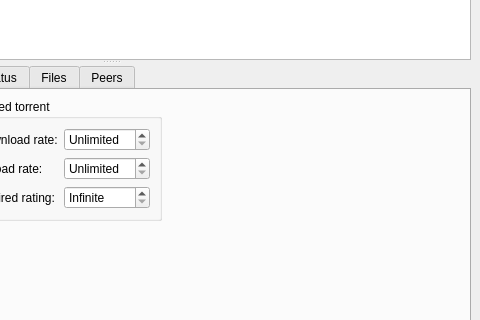
0xd34df00d/leechcraft, file src/plugins/torrent/mainwindow.ui: the form before one commit; both pictures show x 258 to 738 and y 135 to 455 of the 738 by 640 pixel window.
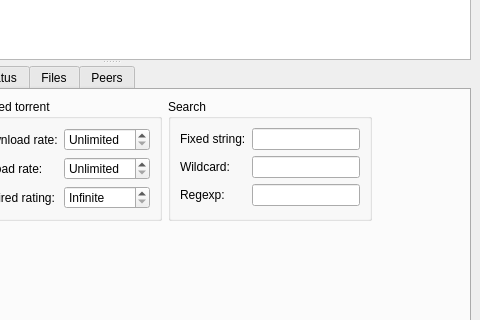
The form after the commit. The open tabs and pages were chosen to show the change. Icons and pictures are not drawn. Custom widgets are drawn as their Qt base class.

Commit message: + Torrent: Search by fixed string, wildcard or regexp.

```diff
--- a/src/plugins/torrent/mainwindow.ui
+++ b/src/plugins/torrent/mainwindow.ui
@@ -224,14 +224,53 @@
           </widget>
          </item>
          <item row="0" column="2" >
+          <widget class="QGroupBox" name="groupBox_3" >
+           <property name="title" >
+            <string>Search</string>
+           </property>
+           <layout class="QGridLayout" >
+            <item row="0" column="0" >
+             <widget class="QLabel" name="label_37" >
+              <property name="text" >
+               <string>Fixed string:</string>
+              </property>
+             </widget>
+            </item>
+            <item row="0" column="1" >
+             <widget class="QLineEdit" name="FixedStringSearch_" />
+            </item>
+            <item row="1" column="0" >
+             <widget class="QLabel" name="label_38" >
+              <property name="text" >
+               <string>Wildcard:</string>
+              </property>
+             </widget>
+            </item>
+            <item row="1" column="1" >
+             <widget class="QLineEdit" name="WildcardSearch_" />
+            </item>
+            <item row="2" column="0" >
+             <widget class="QLabel" name="label_39" >
+              <property name="text" >
+               <string>Regexp:</string>
+              </property>
+             </widget>
+            </item>
+            <item row="2" column="1" >
+             <widget class="QLineEdit" name="RegexpSearch_" />
+            </item>
+           </layout>
+          </widget>
+         </item>
+         <item row="0" column="3" >
           <spacer>
            <property name="orientation" >
             <enum>Qt::Horizontal</enum>
            </property>
            <property name="sizeHint" >
             <size>
-             <width>311</width>
-             <height>20</height>
+             <width>51</width>
+             <height>105</height>
             </size>
            </property>
           </spacer>
@@ -243,13 +282,26 @@
            </property>
            <property name="sizeHint" >
             <size>
+             <width>175</width>
+             <height>101</height>
+            </size>
+           </property>
+          </spacer>
+         </item>
+         <item row="1" column="1" >
+          <spacer>
+           <property name="orientation" >
+            <enum>Qt::Vertical</enum>
+           </property>
+           <property name="sizeHint" >
+            <size>
              <width>20</width>
              <height>40</height>
             </size>
            </property>
           </spacer>
          </item>
-         <item row="1" column="1" >
+         <item row="1" column="2" >
           <spacer>
            <property name="orientation" >
             <enum>Qt::Vertical</enum>
```
Left out of the diff: 2 changed lines with no effect on the pictures. The commit also changes 5 other files.
